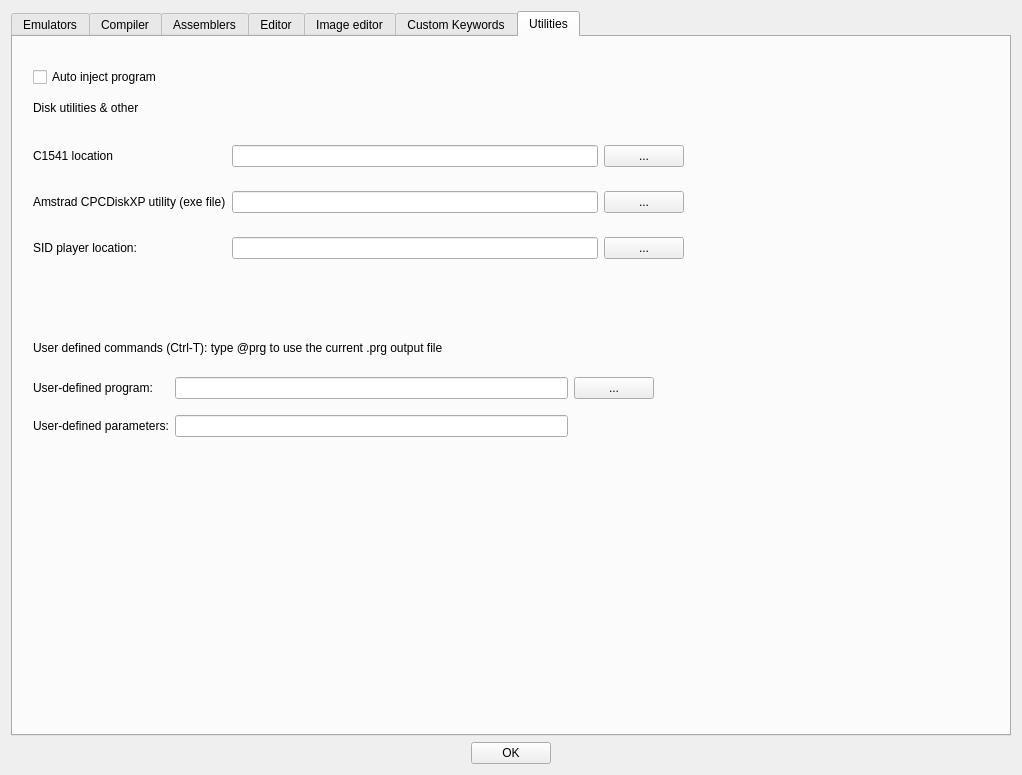
Qt form source/dialogtrsesettings.ui (leuat/TRSE) before a commit.
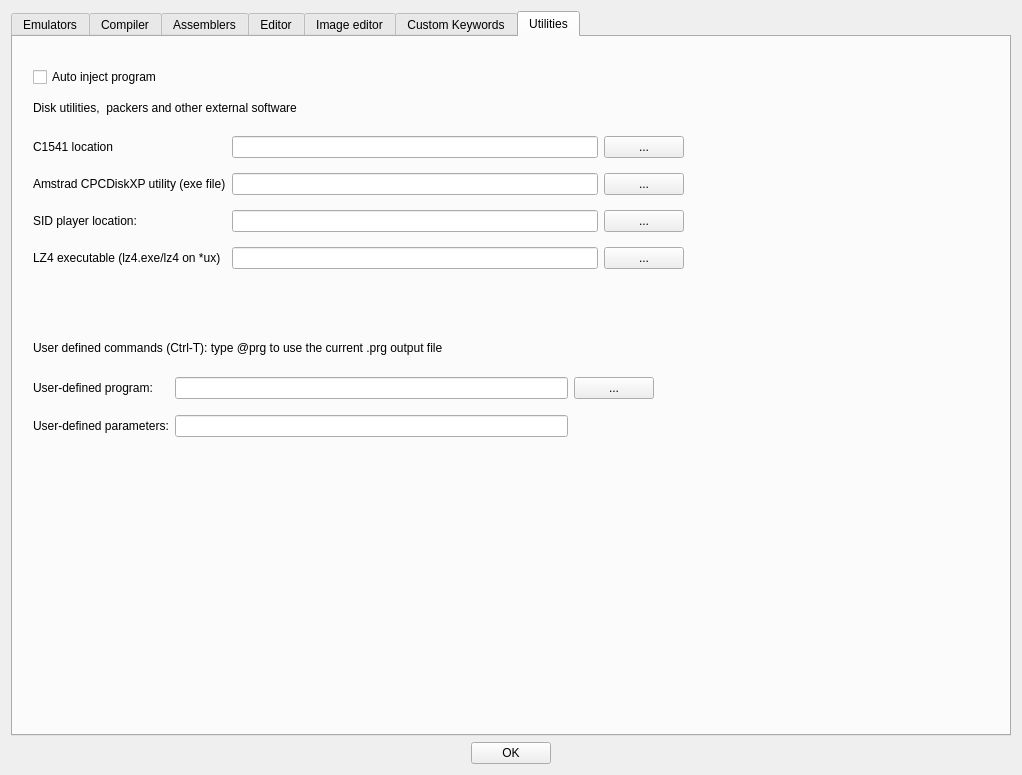
The same form after that commit. The open tabs and pages were chosen to show the change.

```diff
--- a/source/dialogtrsesettings.ui
+++ b/source/dialogtrsesettings.ui
@@ -1374,7 +1374,7 @@
           </rect>
          </property>
          <property name="text">
-          <string>Disk utilities &amp; other</string>
+          <string>Disk utilities,  packers and other external software</string>
          </property>
          <property name="wordWrap">
           <bool>true</bool>
@@ -1454,6 +1454,23 @@
             </property>
            </widget>
           </item>
+          <item row="3" column="0">
+           <widget class="QLabel" name="label_54">
+            <property name="text">
+             <string>LZ4 executable (lz4.exe/lz4 on *ux)</string>
+            </property>
+           </widget>
+          </item>
+          <item row="3" column="1">
+           <widget class="QLineEdit" name="leLZ4"/>
+          </item>
+          <item row="3" column="2">
+           <widget class="QPushButton" name="btnLZ4">
+            <property name="text">
+             <string>...</string>
+            </property>
+           </widget>
+          </item>
          </layout>
         </widget>
         <widget class="QWidget" name="gridLayoutWidget_2">
```
Left out of the diff: 28 changed lines with no effect on the pictures.
